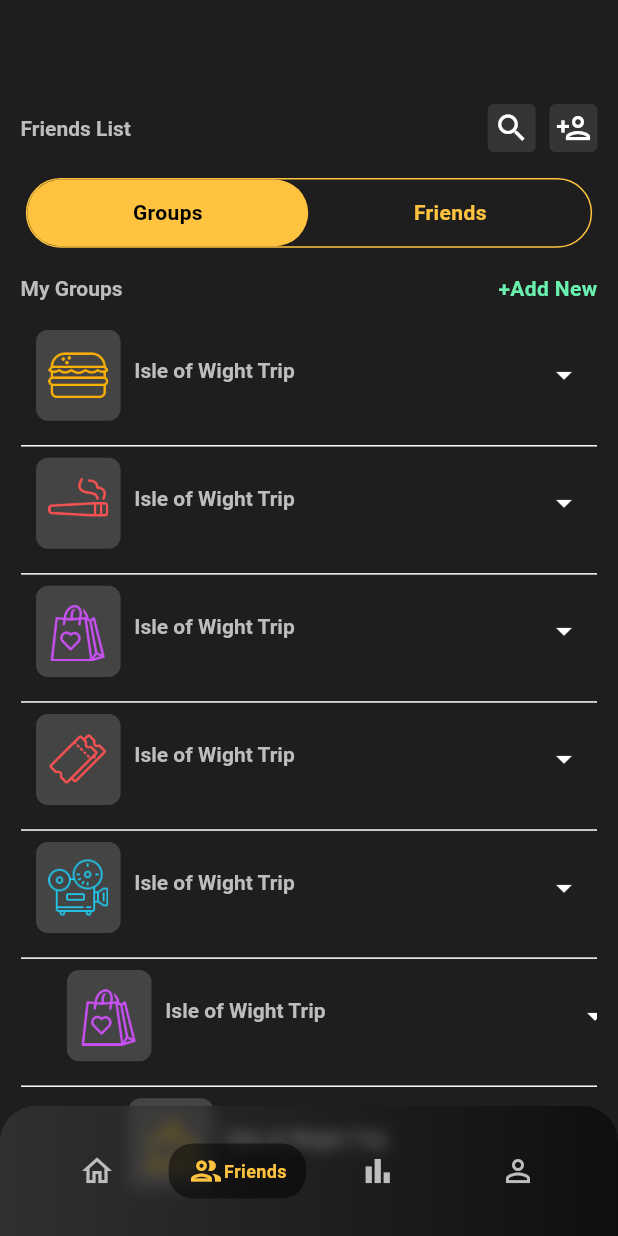
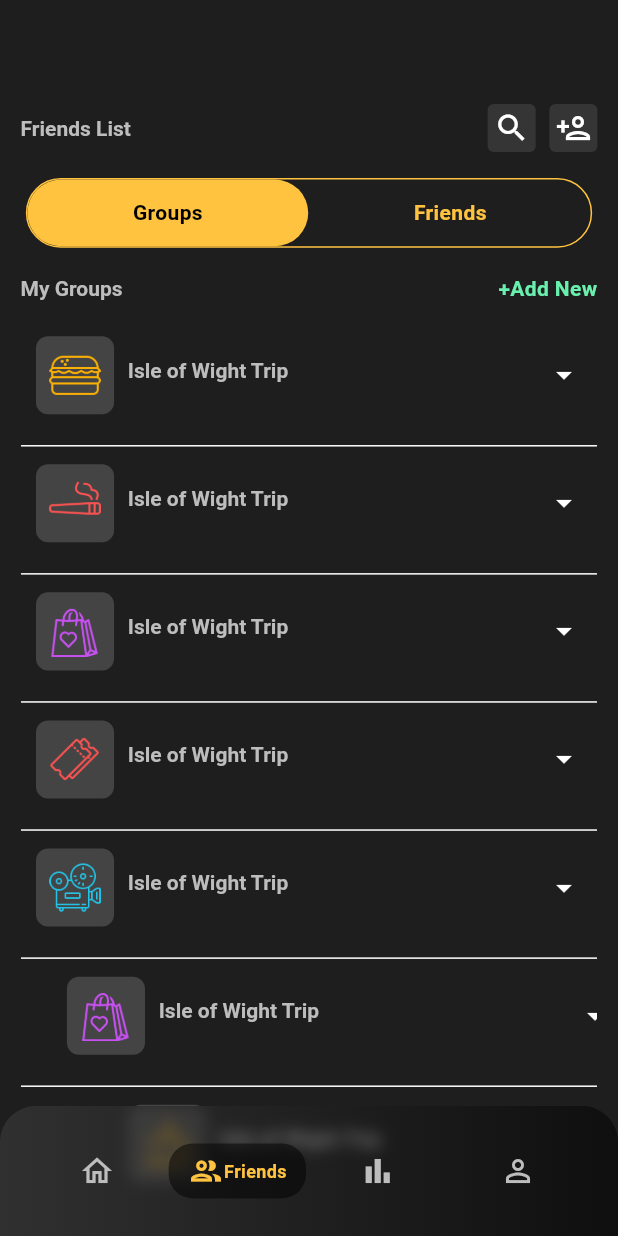
Before and after one commit to NextIshwar/fairshare, a Flutter app: the Home screen opened by its route, item 2 of the bottom bar chosen, on a phone screen of 412 x 824 dp. Run offline on Flutter 3.47's test engine with Material 3 defaults, Android fonts, the phone set to English and light mode, and no system bars.

Commit message:
minor change

```diff
--- a/fairshare/lib/friends/friends.dart
+++ b/fairshare/lib/friends/friends.dart
@@ -198,9 +198,9 @@ class _GroupListState extends State<GroupList> {
                                   children: [
                                     AnimatedContainer(
                                         duration:
-                                            const Duration(milliseconds: 500),
-                                        height: 62.toMobileHeight,
-                                        width: 52.toMobileHeight,
+                                            const Duration(milliseconds: 300),
+                                        height: 48.toMobileHeight,
+                                        width: 48.toMobileHeight,
                                         decoration: BoxDecoration(
                                           borderRadius:
                                               BorderRadius.circular(8),
@@ -210,8 +210,8 @@ class _GroupListState extends State<GroupList> {
                                         child: Image.asset(
                                           IconImages.images[rng.nextInt(
                                               IconImages.images.length)],
-                                          height: 40,
-                                          width: 40,
+                                          height: 30.toMobileWidth,
+                                          width: 30.toMobileWidth,
                                         )),
                                     SizedBox(
                                       width: 8.toMobileWidth,
```
